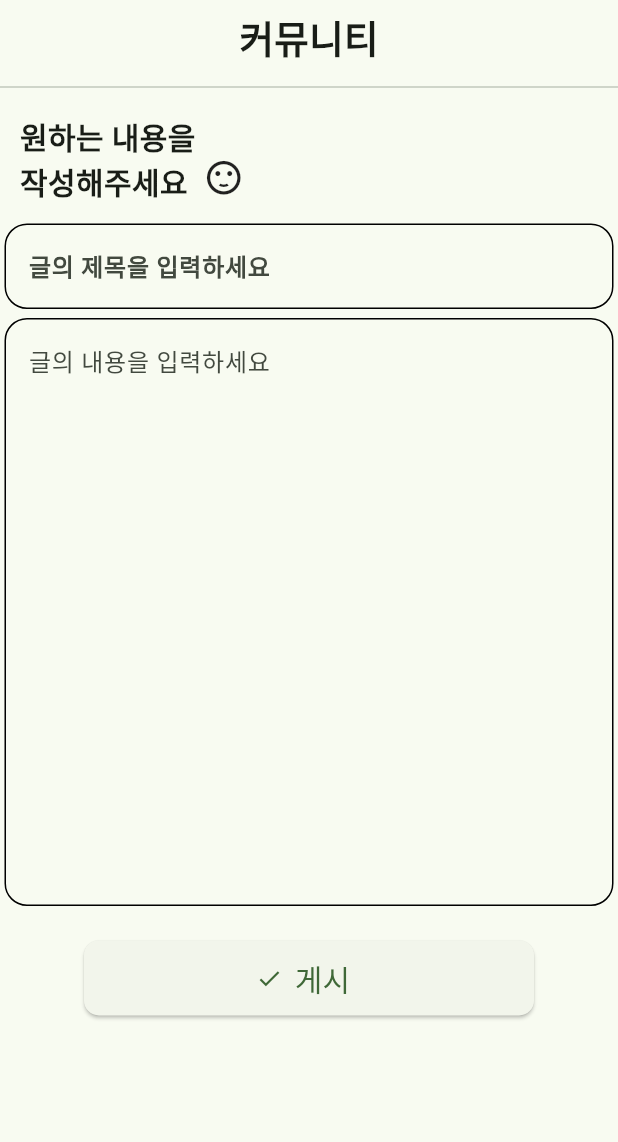
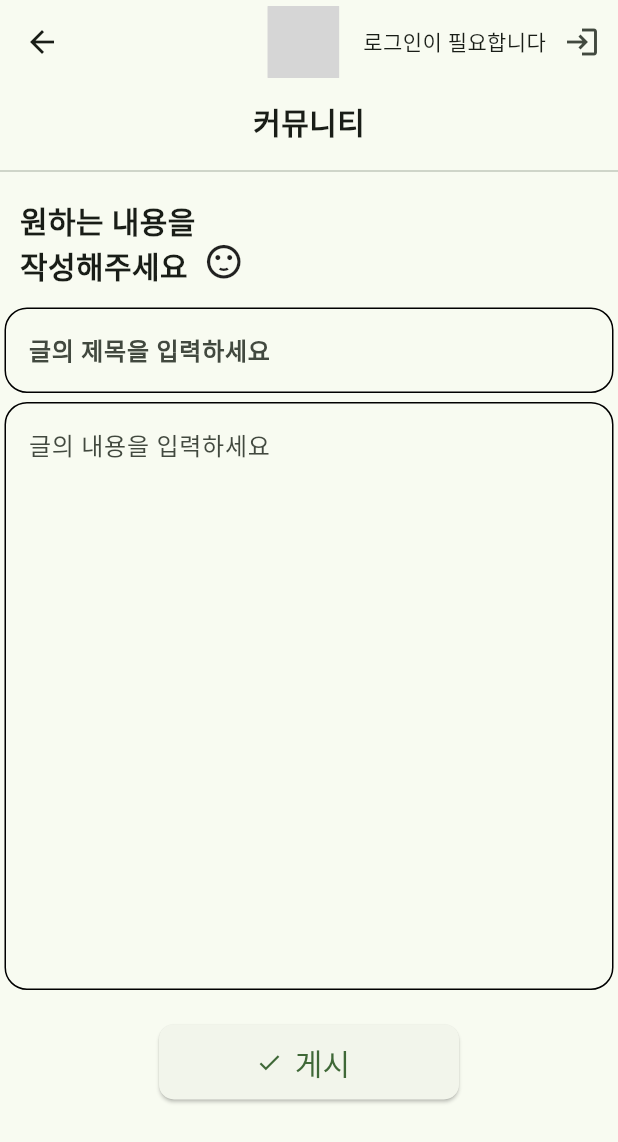
Before and after one commit to Oh-Kang94/Season3_Main-Project_Disabled-App, a Flutter app: the BoardInsert screen opened directly, on a phone screen of 412 x 824 dp. Shown: the top 1142 px of the screen. Run offline on Flutter 3.47's test engine with Material 2 defaults, Android fonts, the phone set to English and light mode, and no system bars; our stand-ins replace animated_splash_screen, cloud_firestore, firebase_core, firebase_storage, flutter_dotenv, flutter_markdown and 11 more; missing offline and left inert: jwt_decode, kakao_flutter_sdk_user, kpostal; accounts and stored records are empty; Roboto replaces fonts that are missing (NotoSansKR-Light, NotoSansKR-Regular); project files that could hold a hidden picture were left out; grey boxes are pictures that could not be loaded.

Commit message:
appbar 수정

```diff
--- a/lib/view/board_detail.dart
+++ b/lib/view/board_detail.dart
@@ -4,6 +4,7 @@ import 'package:get/get.dart';
 import 'package:get/get_core/src/get_main.dart';
 import 'package:season3_team1_mainproject/view/community.dart';
 
+import 'appbar/myappbar.dart';
 import 'board_update.dart';
 
 class BoardDetail extends StatefulWidget {
@@ -32,6 +33,7 @@ class _BoardDetailState extends State<BoardDetail> {
   Widget build(BuildContext context) {
     var board = Get.arguments ?? "_";
     return Scaffold(
+     appBar: MyAppBar(),
       body: SingleChildScrollView(
         child: GestureDetector(
           onTap: () => FocusScope.of(context).unfocus(),
@@ -46,7 +48,7 @@ class _BoardDetailState extends State<BoardDetail> {
                 child: const Center(
                   child: Text(
                     '커뮤니티',
-                    style: TextStyle(fontSize: 25, fontWeight: FontWeight.bold),
+                    style: TextStyle(fontSize: 20, fontWeight: FontWeight.bold),
                   ),
                 ),
               ),
--- a/lib/view/board_insert.dart
+++ b/lib/view/board_insert.dart
@@ -5,6 +5,8 @@ import 'package:get/get.dart';
 import 'package:get/get_core/src/get_main.dart';
 import 'package:intl/intl.dart';
 import 'package:season3_team1_mainproject/view/community.dart';
+
+import 'appbar/myappbar.dart';
 
 class BoardInsert extends StatefulWidget {
   const BoardInsert({Key? key}) : super(key: key);
@@ -27,6 +29,7 @@ class _BoardInsertState extends State<BoardInsert> {
   @override
   Widget build(BuildContext context) {
     return Scaffold(
+      appBar: MyAppBar(),
       body: SingleChildScrollView(
         child: Column(
           children: [
@@ -40,7 +43,7 @@ class _BoardInsertState extends State<BoardInsert> {
               child: const Center(
                 child: Text(
                   '커뮤니티',
-                  style: TextStyle(fontSize: 25, fontWeight: FontWeight.bold),
+                  style: TextStyle(fontSize: 20, fontWeight: FontWeight.bold),
                 ),
               ),
             ),
@@ -140,7 +143,7 @@ class _BoardInsertState extends State<BoardInsert> {
                 _showDialog(context);
               },
               style: ElevatedButton.styleFrom(
-                minimumSize: Size(300, 50),
+                minimumSize: const Size(200, 50),
                 shape: RoundedRectangleBorder(
                   borderRadius: BorderRadius.circular(10),
                 ),
--- a/lib/view/board_update.dart
+++ b/lib/view/board_update.dart
@@ -1,6 +1,7 @@
 import 'package:cloud_firestore/cloud_firestore.dart';
 import 'package:flutter/material.dart';
 import 'package:get/get.dart';
+import 'package:season3_team1_mainproject/view/appbar/myappbar.dart';
 import 'package:season3_team1_mainproject/view/community.dart';
 
 import '../model/board_model.dart';
@@ -32,6 +33,7 @@ class _BoardUpdateState extends State<BoardUpdate> {
   Widget build(BuildContext context) {
     var board = Get.arguments ?? "_";
     return Scaffold(
+      appBar: MyAppBar(),
       body: SingleChildScrollView(
         child: Column(
           children: [
@@ -44,7 +46,7 @@ class _BoardUpdateState extends State<BoardUpdate> {
               child: const Center(
                 child: Text(
                   '커뮤니티',
-                  style: TextStyle(fontSize: 25, fontWeight: FontWeight.bold),
+                  style: TextStyle(fontSize: 20, fontWeight: FontWeight.bold),
                 ),
               ),
             ),
@@ -138,7 +140,7 @@ class _BoardUpdateState extends State<BoardUpdate> {
                 }
               },
               style: ElevatedButton.styleFrom(
-                minimumSize: const Size(300, 50),
+                minimumSize: const Size(200, 50),
                 shape: RoundedRectangleBorder(
                   borderRadius: BorderRadius.circular(10),
                 ),
```
